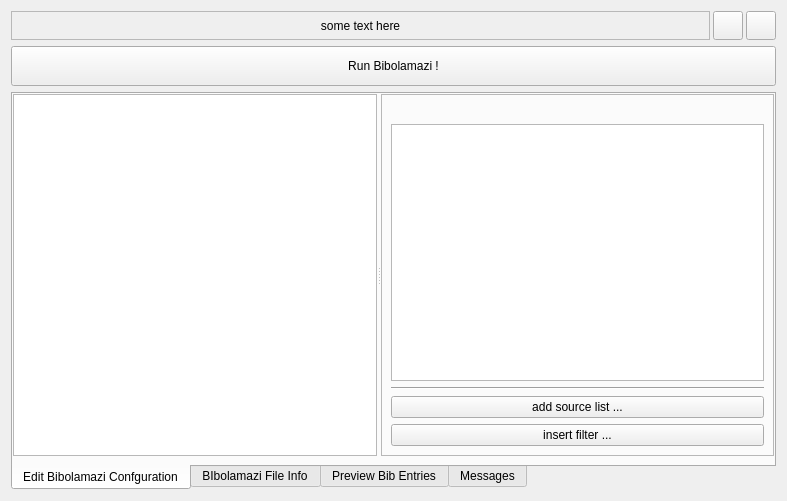
phfaist/bibolamazi, file gui/bibolamazi_gui/openbibfile.ui: the form before one commit.
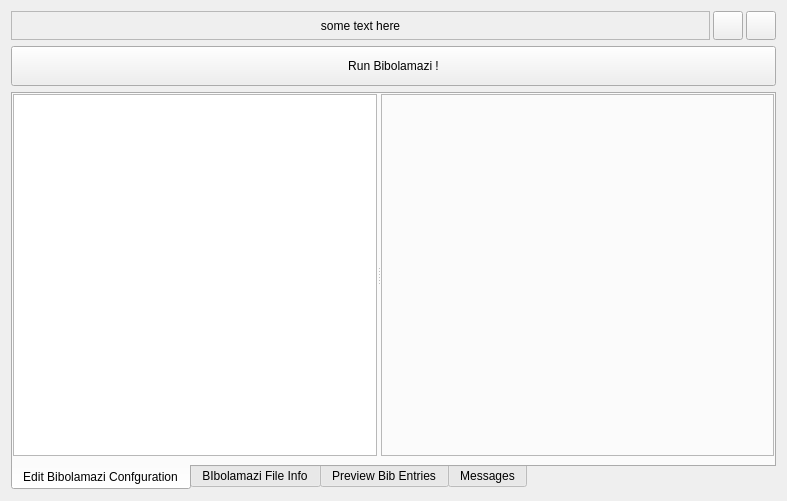
The form after the commit. Icons and pictures are not drawn. Custom widgets are drawn as their Qt base class.

What changed in the file:
```diff
--- a/gui/bibolamazi_gui/openbibfile.ui
+++ b/gui/bibolamazi_gui/openbibfile.ui
@@ -86,7 +86,7 @@
            <enum>QFrame::Raised</enum>
           </property>
           <property name="currentIndex">
-           <number>0</number>
+           <number>3</number>
           </property>
           <widget class="QWidget" name="toolspageBase">
            <layout class="QVBoxLayout" name="verticalLayout_3">
@@ -185,6 +185,25 @@
             </item>
            </layout>
           </widget>
+          <widget class="QWidget" name="toolspagePackage">
+           <layout class="QVBoxLayout" name="verticalLayout_6">
+            <property name="leftMargin">
+             <number>0</number>
+            </property>
+            <property name="topMargin">
+             <number>0</number>
+            </property>
+            <property name="rightMargin">
+             <number>0</number>
+            </property>
+            <property name="bottomMargin">
+             <number>0</number>
+            </property>
+            <item>
+             <widget class="FilterPackagePathEditor" name="filterPackagePathEditor" native="true"/>
+            </item>
+           </layout>
+          </widget>
          </widget>
         </widget>
        </item>
@@ -433,6 +452,12 @@
    <header>..filterinstanceeditor.h</header>
    <container>1</container>
   </customwidget>
+  <customwidget>
+   <class>FilterPackagePathEditor</class>
+   <extends>QWidget</extends>
+   <header>..filterpackagepatheditor.h</header>
+   <container>1</container>
+  </customwidget>
  </customwidgets>
  <resources>
   <include location="bibolamazi_res.qrc"/>
```
